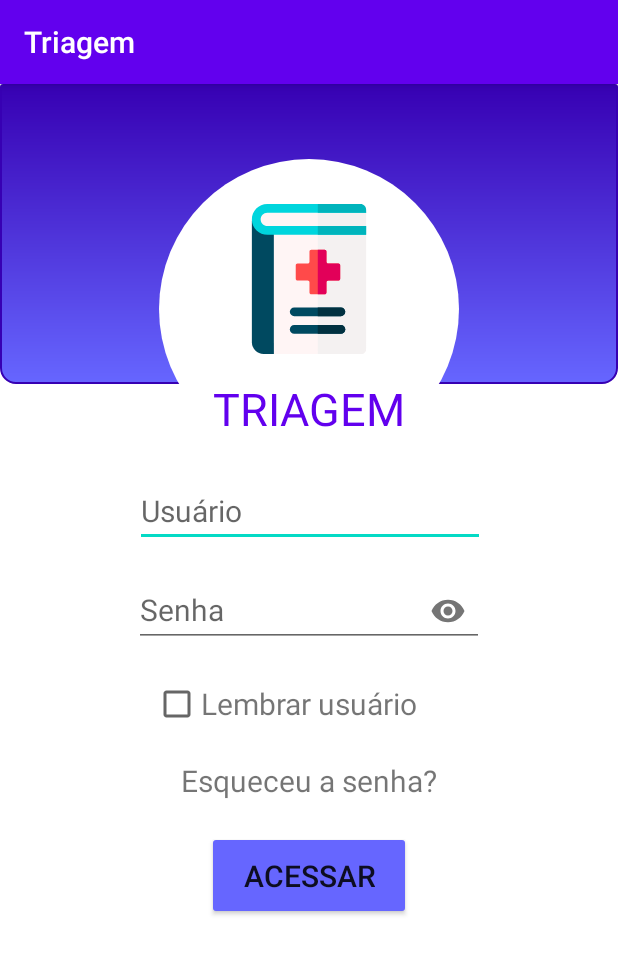
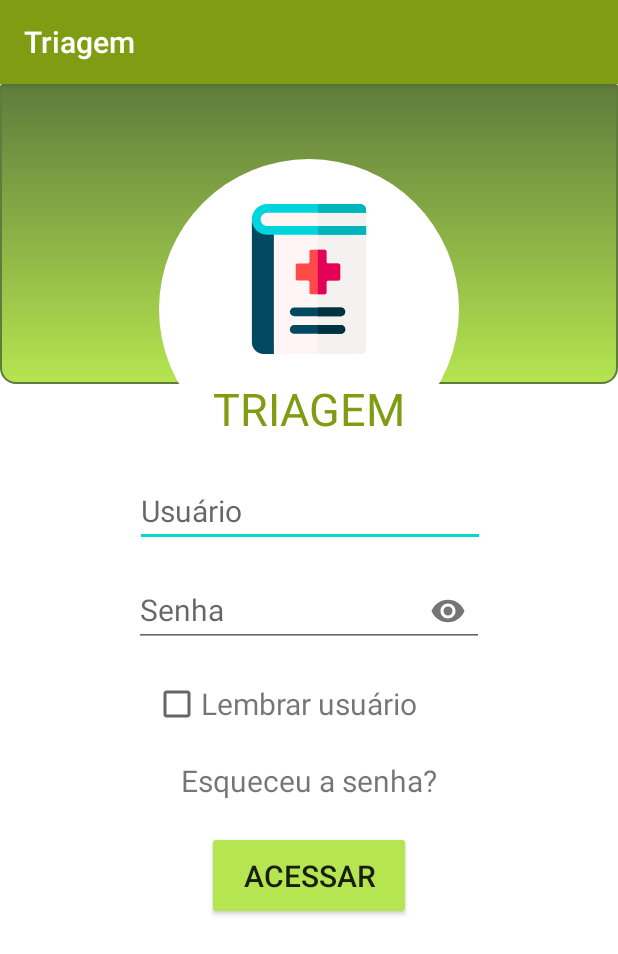
Before and after one commit to marcelolamenza/Triagem, an Android app: the screen it shows after launch (MainActivity), on a phone screen of 412 x 824 dp. Shown: the top 954 px of the screen. Run offline under Robolectric (Android 15) with nearby library versions, the phone set to English and light mode, and no system bars; our stand-ins replace navigation-ui.

```diff
--- a/app/src/main/java/com/example/triagem/diagnosis/DiagnosisFragment.kt
+++ b/app/src/main/java/com/example/triagem/diagnosis/DiagnosisFragment.kt
@@ -7,6 +7,7 @@ import android.view.View
 import android.view.ViewGroup
 import android.widget.Button
 import androidx.fragment.app.Fragment
+import androidx.navigation.fragment.findNavController
 import androidx.recyclerview.widget.LinearLayoutManager
 import com.example.triagem.R
 import com.example.triagem.adapters.DiagnosisItemAdapter
@@ -43,7 +44,7 @@ class DiagnosisFragment : Fragment(), DiagnosisCallback {
     }
 
     private fun solveTriagem() {
-        TODO("Not yet implemented")
+        findNavController().navigate(R.id.action_checkFragment_to_mapsFragment)
     }
 
     override fun onCreateView(
--- a/app/src/main/res/navigation/nav_graph.xml
+++ b/app/src/main/res/navigation/nav_graph.xml
@@ -46,7 +46,11 @@
         android:id="@+id/checkFragment"
         android:name="com.example.triagem.diagnosis.DiagnosisFragment"
         android:label="fragment_check"
-        tools:layout="@layout/fragment_check" />
+        tools:layout="@layout/fragment_check" >
+        <action
+            android:id="@+id/action_checkFragment_to_mapsFragment"
+            app:destination="@id/mapsFragment" />
+    </fragment>
     <fragment
         android:id="@+id/registerDetailsFragment"
         android:name="com.example.triagem.register.RegisterContinuationFragment"
--- a/app/src/main/res/values/colors.xml
+++ b/app/src/main/res/values/colors.xml
@@ -1,9 +1,9 @@
 <?xml version="1.0" encoding="utf-8"?>
 <resources>
-    <color name="colorPrimary">#6200EE</color>
-    <color name="colorPrimaryDark">#3700B3</color>
+    <color name="light_main_color">#b5e550</color>
+    <color name="colorPrimary">#809c13</color>
+    <color name="colorPrimaryDark">#607c3c</color>
     <color name="colorAccent">#03DAC5</color>
     <color name="white">#ffffff</color>
     <color name="black">#000000</color>
-    <color name="light_main_color">#6666ff</color>
 </resources>
--- a/app/src/main/res/values/strings.xml
+++ b/app/src/main/res/values/strings.xml
@@ -14,6 +14,8 @@
     <string name="action_button_no_option_selected">Nenhuma das opções a cima</string>
     <string name="action_button_option_selested">Selecionar atual emergencia</string>
     <string name="button_end_triagem">FINALIZAR TRIAGEM</string>
+    <string name="map_dialog_title_label">O hospital escolhido foi o seguinte:</string>
+    <string name="map_dialog_button">confirmar</string>
 
     <string-array name="blood_type_array">
         <item>A+</item>
```
Also changed, not shown: app/src/main/java/com/example/triagem/MapsFragment.kt (+20 -2 lines), app/src/main/java/com/example/triagem/maps/MapsDialog.kt (added, +49 -0 lines), app/src/main/res/drawable/round_corner.xml (added, +12 -0 lines), app/src/main/res/layout/dialog_maps.xml (added, +45 -0 lines).
